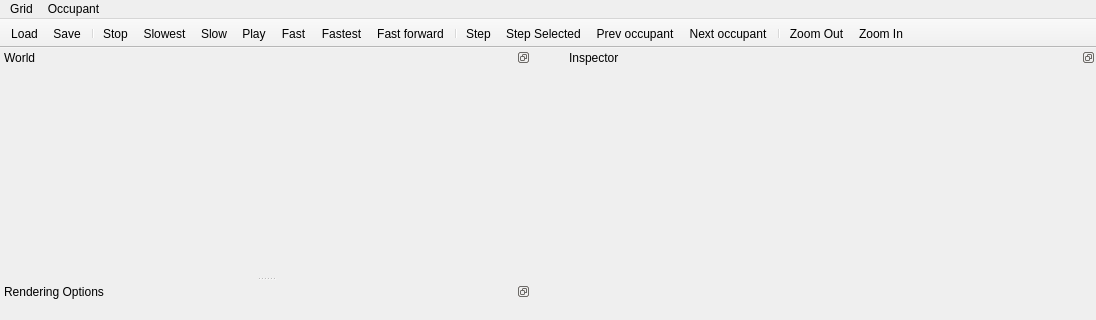
Qt form gui/mainwindow.ui (taliesinb/floatworld) before a commit; both pictures show x 0 to 1096 and y 0 to 320 of the 1096 by 759 pixel window.
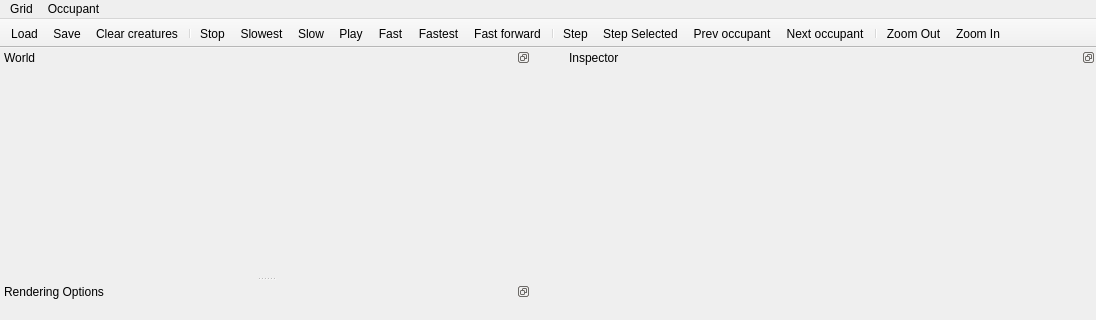
The same form after that commit. Icons and pictures are not drawn. Custom widgets are drawn as their Qt base class.

Commit message: Added creature hopping and 'jump range' Grid variable and hook to control how much creature can jump. Creatures only ever seem to move normally or jump the max distance, not sure why.

Patch:
```diff
--- a/gui/mainwindow.ui
+++ b/gui/mainwindow.ui
@@ -97,6 +97,7 @@
    </attribute>
    <addaction name="actionLoad"/>
    <addaction name="actionSave"/>
+   <addaction name="actionClearCreats"/>
    <addaction name="separator"/>
    <addaction name="actionStop"/>
    <addaction name="actionPlaySlowest"/>
@@ -414,6 +415,15 @@
     <string>-</string>
    </property>
   </action>
+  <action name="actionClearCreats">
+   <property name="icon">
+    <iconset resource="floatworld.qrc">
+     <normaloff>:/icons/danger.png</normaloff>:/icons/danger.png</iconset>
+   </property>
+   <property name="text">
+    <string>Clear creatures</string>
+   </property>
+  </action>
  </widget>
  <layoutdefault spacing="6" margin="11"/>
  <customwidgets>
```
The commit also changes 6 other files.
